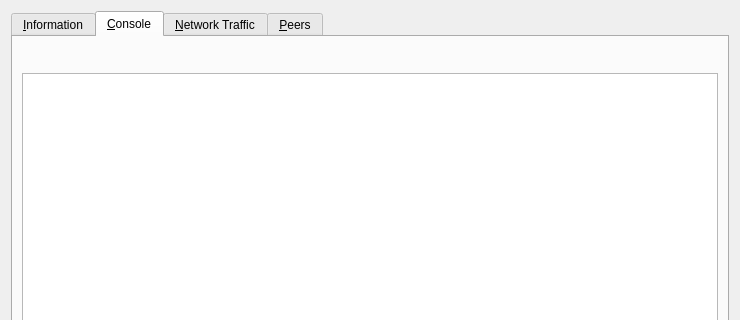
The window that src/qt/forms/debugwindow.ui (frozenflux3/munt-official) describes before a commit, drawn with Qt 5; both pictures show x 0 to 740 and y 0 to 320 of the 740 by 542 pixel window.
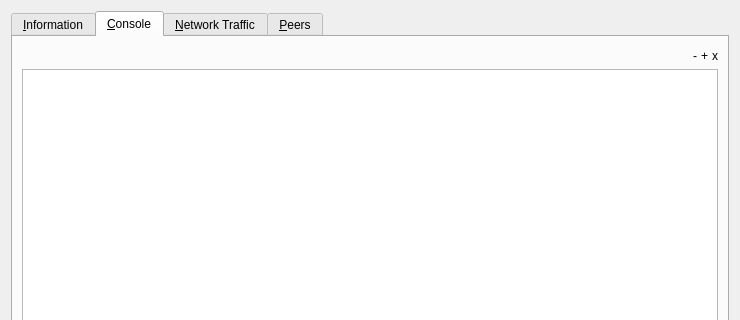
The same window after the commit. The open tabs and pages were chosen to show the change. Icons and pictures are not drawn. Custom widgets are drawn as their Qt base class.

Commit message: Fix some issues with QPushButton and rich text.

```diff
--- a/src/qt/forms/debugwindow.ui
+++ b/src/qt/forms/debugwindow.ui
@@ -440,101 +440,37 @@
           </spacer>
          </item>
          <item>
-          <widget class="QPushButton" name="fontSmallerButton">
-           <property name="maximumSize">
-            <size>
-             <width>24</width>
-             <height>24</height>
-            </size>
-           </property>
-           <property name="font">
-            <font>
-             <pointsize>12</pointsize>
-            </font>
-           </property>
-           <property name="toolTip">
-            <string>Decrease font size</string>
-           </property>
+          <widget class="ClickableLabel" name="fontSmallerButton">
            <property name="text">
-            <string notr="true"/>
+            <string>-</string>
            </property>
-           <property name="iconSize">
-            <size>
-             <width>24</width>
-             <height>16</height>
-            </size>
+           <property name="indent">
+            <number>0</number>
            </property>
-           <property name="autoDefault">
-            <bool>false</bool>
-           </property>
-           <property name="flat">
-            <bool>true</bool>
-           </property>
           </widget>
          </item>
          <item>
-          <widget class="QPushButton" name="fontBiggerButton">
-           <property name="maximumSize">
-            <size>
-             <width>24</width>
-             <height>24</height>
-            </size>
-           </property>
-           <property name="font">
-            <font>
-             <pointsize>12</pointsize>
-            </font>
-           </property>
-           <property name="toolTip">
-            <string>Increase font size</string>
-           </property>
+          <widget class="ClickableLabel" name="fontBiggerButton">
            <property name="text">
-            <string notr="true"/>
+            <string>+</string>
            </property>
-           <property name="iconSize">
-            <size>
-             <width>24</width>
-             <height>16</height>
-            </size>
+           <property name="indent">
+            <number>0</number>
            </property>
-           <property name="autoDefault">
-            <bool>false</bool>
-           </property>
-           <property name="flat">
-            <bool>true</bool>
-           </property>
           </widget>
          </item>
          <item>
-          <widget class="QPushButton" name="clearButton">
-           <property name="maximumSize">
-            <size>
-             <width>24</width>
-             <height>24</height>
-            </size>
-           </property>
+          <widget class="ClickableLabel" name="clearButton">
            <property name="font">
             <font>
-             <pointsize>12</pointsize>
+             <kerning>false</kerning>
             </font>
            </property>
-           <property name="toolTip">
-            <string>Clear console</string>
-           </property>
-           <property name="layoutDirection">
-            <enum>Qt::LeftToRight</enum>
-           </property>
            <property name="text">
-            <string notr="true"/>
+            <string>x</string>
            </property>
-           <property name="shortcut">
-            <string notr="true">Ctrl+L</string>
-           </property>
-           <property name="autoDefault">
-            <bool>false</bool>
-           </property>
-           <property name="flat">
-            <bool>true</bool>
+           <property name="indent">
+            <number>0</number>
            </property>
           </widget>
          </item>
@@ -1447,6 +1383,11 @@
     <slot>clear()</slot>
    </slots>
   </customwidget>
+  <customwidget>
+   <class>ClickableLabel</class>
+   <extends>QLabel</extends>
+   <header location="global">qt/_Gulden/clickablelabel.h</header>
+  </customwidget>
  </customwidgets>
  <resources>
   <include location="../gulden.qrc"/>
```
The commit also changes 3 other files.
